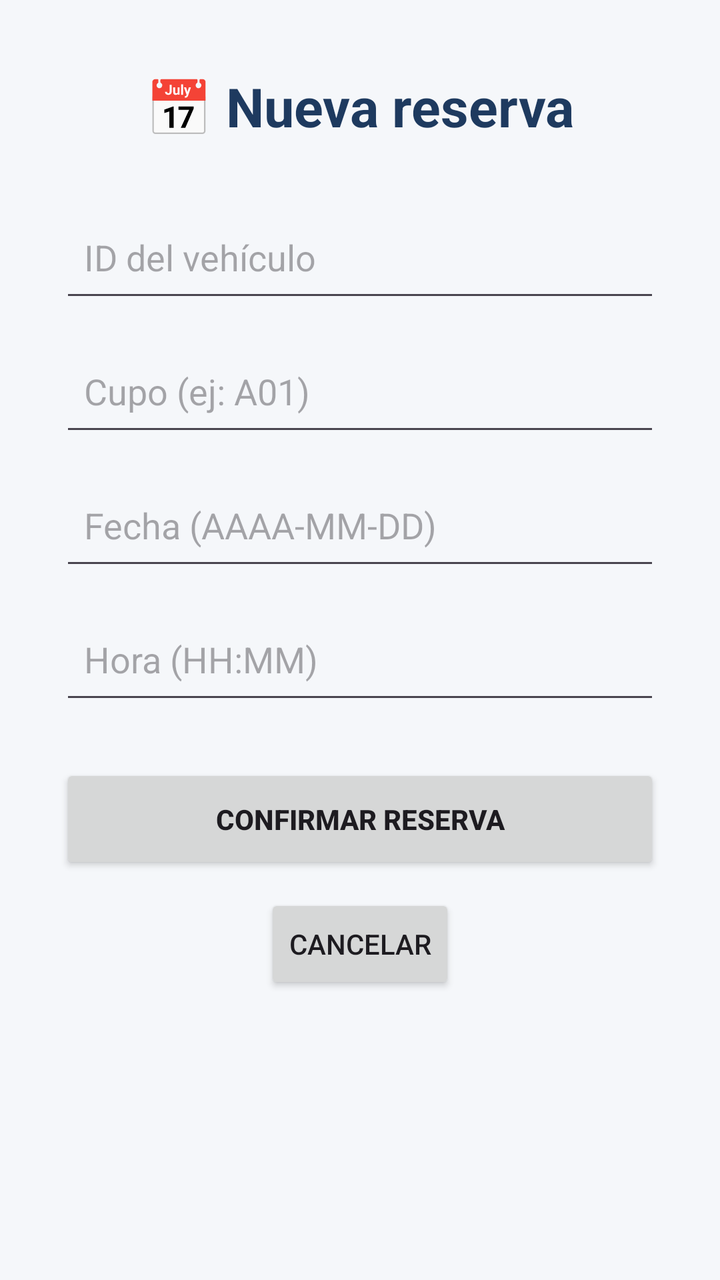
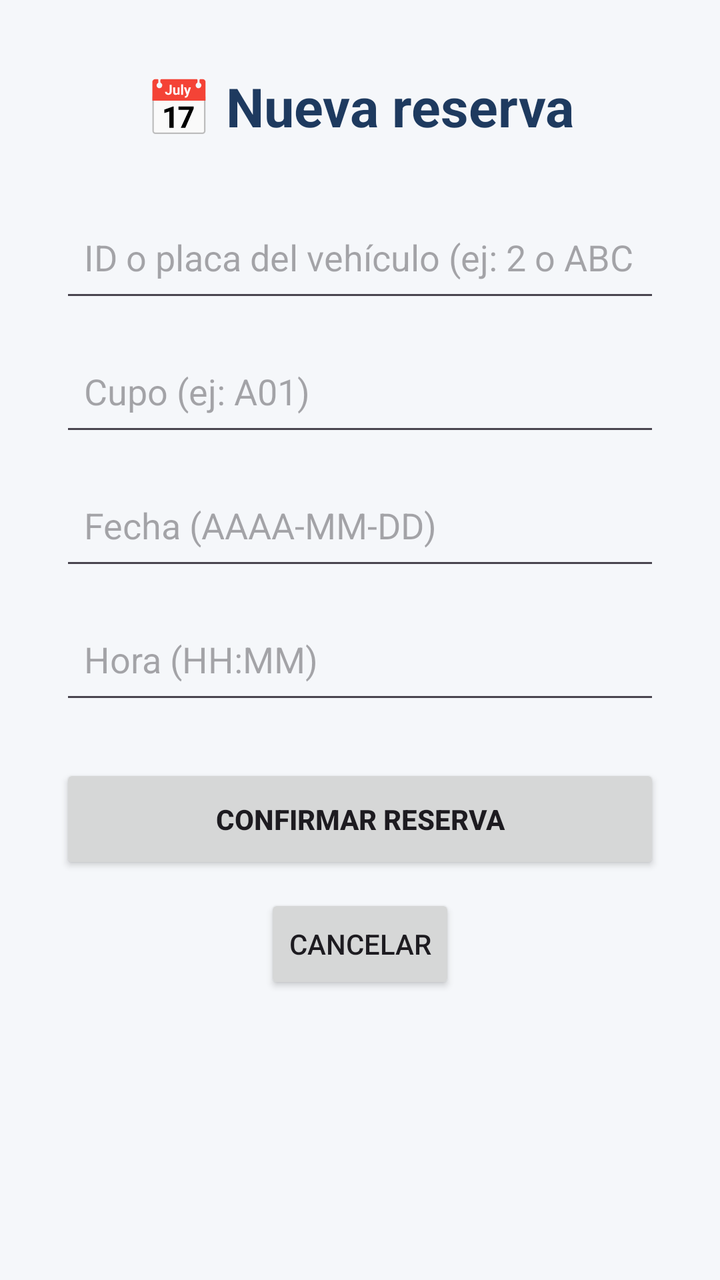

Two renders of the same Android screen: before a commit and after it. Below are the layout's source before the change and the commit's diff.
<!-- AndroidManifest.xml: application theme Theme.EPARKINGANDROID -->
<!-- res/layout/activity_nueva_reserva.xml -->
<?xml version="1.0" encoding="utf-8"?>
<androidx.constraintlayout.widget.ConstraintLayout
    xmlns:android="http://schemas.android.com/apk/res/android"
    xmlns:app="http://schemas.android.com/apk/res-auto"
    android:id="@+id/mainNuevaReserva"
    android:layout_width="match_parent"
    android:layout_height="match_parent"
    android:background="#F5F7FA">

    <TextView
        android:id="@+id/tvTituloNuevaReserva"
        android:layout_width="wrap_content"
        android:layout_height="wrap_content"
        android:layout_marginTop="35dp"
        android:text="📅 Nueva reserva"
        android:textColor="#1E3A5F"
        android:textSize="27sp"
        android:textStyle="bold"
        app:layout_constraintEnd_toEndOf="parent"
        app:layout_constraintStart_toStartOf="parent"
        app:layout_constraintTop_toTopOf="parent" />

    <EditText
        android:id="@+id/etVehiculoId"
        android:layout_width="0dp"
        android:layout_height="55dp"
        android:layout_marginStart="30dp"
        android:layout_marginTop="30dp"
        android:layout_marginEnd="30dp"
        android:hint="ID del vehículo"
        android:inputType="number"
        android:padding="12dp"
        app:layout_constraintEnd_toEndOf="parent"
        app:layout_constraintStart_toStartOf="parent"
        app:layout_constraintTop_toBottomOf="@id/tvTituloNuevaReserva" />

    <EditText
        android:id="@+id/etCupo"
        android:layout_width="0dp"
        android:layout_height="55dp"
        android:layout_marginStart="30dp"
        android:layout_marginTop="12dp"
        android:layout_marginEnd="30dp"
        android:hint="Cupo (ej: A01)"
        android:inputType="text"
        android:padding="12dp"
        app:layout_constraintEnd_toEndOf="parent"
        app:layout_constraintStart_toStartOf="parent"
        app:layout_constraintTop_toBottomOf="@id/etVehiculoId" />

    <EditText
        android:id="@+id/etFecha"
        android:layout_width="0dp"
        android:layout_height="55dp"
        android:layout_marginStart="30dp"
        android:layout_marginTop="12dp"
        android:layout_marginEnd="30dp"
        android:hint="Fecha (AAAA-MM-DD)"
        android:inputType="date"
        android:padding="12dp"
        app:layout_constraintEnd_toEndOf="parent"
        app:layout_constraintStart_toStartOf="parent"
        app:layout_constraintTop_toBottomOf="@id/etCupo" />

    <EditText
        android:id="@+id/etHora"
        android:layout_width="0dp"
        android:layout_height="55dp"
        android:layout_marginStart="30dp"
        android:layout_marginTop="12dp"
        android:layout_marginEnd="30dp"
        android:hint="Hora (HH:MM)"
        android:inputType="time"
        android:padding="12dp"
        app:layout_constraintEnd_toEndOf="parent"
        app:layout_constraintStart_toStartOf="parent"
        app:layout_constraintTop_toBottomOf="@id/etFecha" />

    <Button
        android:id="@+id/btnReservar"
        android:layout_width="0dp"
        android:layout_height="55dp"
        android:layout_marginStart="30dp"
        android:layout_marginTop="25dp"
        android:layout_marginEnd="30dp"
        android:text="CONFIRMAR RESERVA"
        android:textStyle="bold"
        app:layout_constraintEnd_toEndOf="parent"
        app:layout_constraintStart_toStartOf="parent"
        app:layout_constraintTop_toBottomOf="@id/etHora" />

    <Button
        android:id="@+id/btnCancelarReserva"
        android:layout_width="wrap_content"
        android:layout_height="50dp"
        android:layout_marginTop="10dp"
        android:text="Cancelar"
        app:layout_constraintEnd_toEndOf="parent"
        app:layout_constraintStart_toStartOf="parent"
        app:layout_constraintTop_toBottomOf="@id/btnReservar" />

</androidx.constraintlayout.widget.ConstraintLayout>
<!-- resources referenced by this layout -->
<resources>
  <style name="Theme.EPARKINGANDROID" parent="Base.Theme.EPARKINGANDROID" />
  <style name="Base.Theme.EPARKINGANDROID" parent="Theme.Material3.DayNight.NoActionBar">
          
          
      </style>
</resources>

<!-- the commit's change to res/layout/activity_nueva_reserva.xml (unified diff, before → after) -->
@@ -27,8 +27,8 @@
         android:layout_marginStart="30dp"
         android:layout_marginTop="30dp"
         android:layout_marginEnd="30dp"
-        android:hint="ID del vehículo"
-        android:inputType="number"
+        android:hint="ID o placa del vehículo (ej: 2 o ABC123)"
+        android:inputType="textCapCharacters"
         android:padding="12dp"
         app:layout_constraintEnd_toEndOf="parent"
         app:layout_constraintStart_toStartOf="parent"
